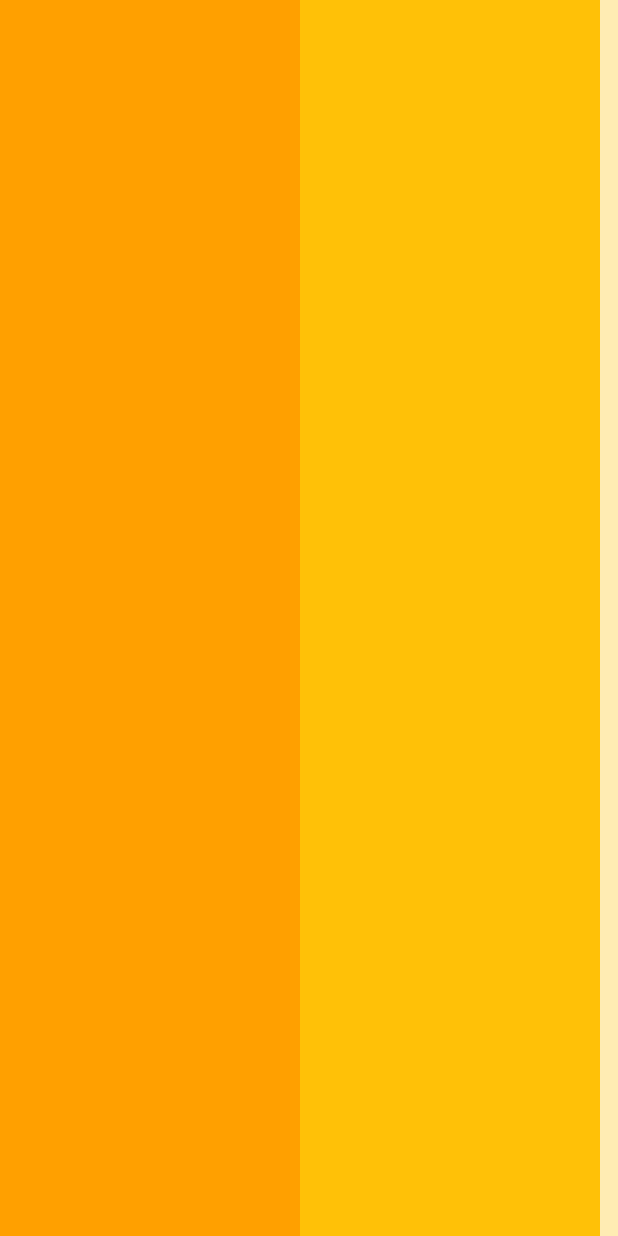
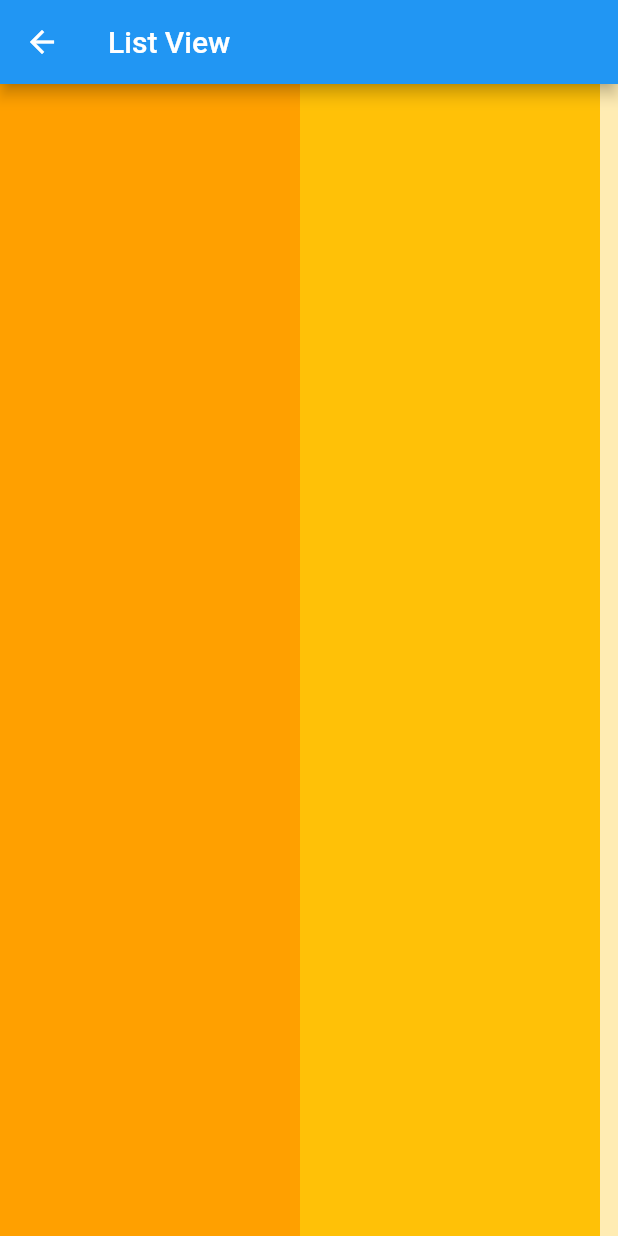
Before and after one commit to ehroy/flutter, a Flutter app: the screen it shows after launch, in the side drawer, after a tap on "Menu ListView", on a phone screen of 412 x 824 dp. Run offline on Flutter 3.47's test engine with Material 2 defaults, Android fonts, the phone set to English and light mode, and no system bars.

Commit message:
first commit

```diff
--- a/lib/listview.dart
+++ b/lib/listview.dart
@@ -9,10 +9,9 @@ class ListColor extends StatelessWidget {
 
   @override
   Widget build(BuildContext context) {
-    return MaterialApp(
-      debugShowCheckedModeBanner: false,
-      home: Scaffold(
-        body: SafeArea(
+    return Scaffold(
+     appBar: AppBar(title: const Text("List View ")),
+     body: SafeArea(
           child: Container(
             color: Colors.blue,
             child: ListView(
@@ -34,7 +33,6 @@ class ListColor extends StatelessWidget {
             ),
           ),
         ),
-      ),
     );
   }
 }
```
